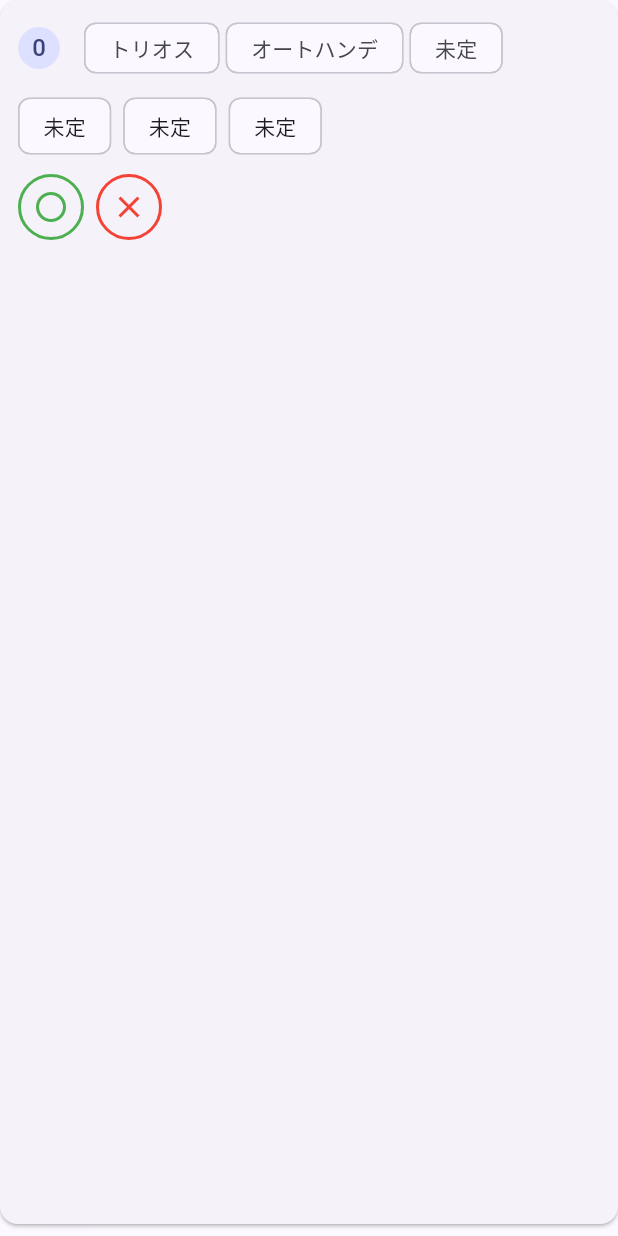
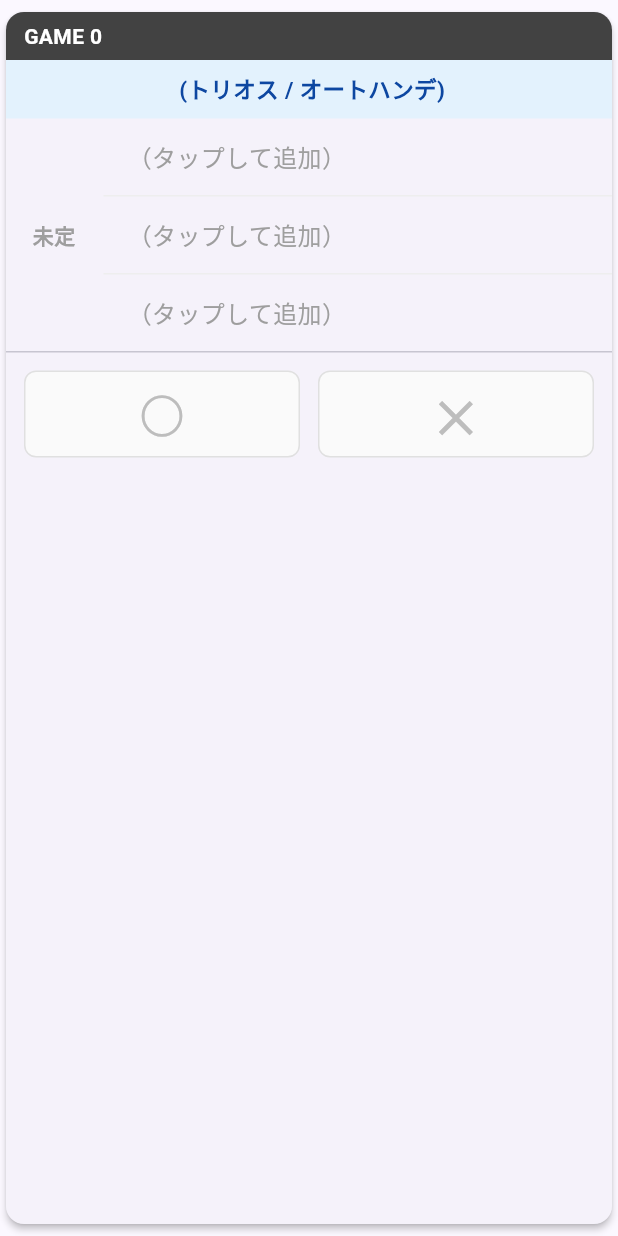
Before and after one commit to locotribe/hgl-order-sheet, a Flutter app: the _GameRow widget shown alone on an empty page, opened directly with sample values from the repository, on a phone screen of 412 x 824 dp. Run offline on Flutter 3.47's test engine with Material 3 defaults, Android fonts, the phone set to English and light mode, and no system bars; our stand-ins replace cloud_firestore, firebase_core; missing offline and left inert: dart:js_interop; accounts and stored records are empty; generated files the repository leaves out were written again.

Commit message:
feat: UI刷新：対戦カードの共通化とリザルトシートの操作性向上 (v1.3.0)
アプリ全体のUIをブラッシュアップし、特に対戦情報の表示とリザルトシート（結果入力）の視認性・操作性を改善しました。

- 共通コンポーネント `MatchInfoCard` を新規実装
  - リーグ規定（21:00開始、REMOTE表示等）に準拠した対戦カードUI。
  - マイページおよび出席確認画面で共通利用し、表示を統一。
- リザルトシート画面（ResultSheetScreen）の大幅刷新
  - ゲームごとの表示をチップ形式から、ヘッダー付きのカード形式に変更。
  - プレイヤー選択スロットを横幅いっぱいの行（Row）に変更し、タップしやすさを向上。
  - 勝敗入力ボタンを大型の「◯」「✕」パネルに変更。
  - 先攻・後攻、オートハンデ設定のラベル表示を整理。
- マイページ（MyPageScreen）の改善
  - 今週の試合セクションから直接「参加する」登録と「出席状況確認」への遷移を可能に。
  - ランキングやスタッツ（レーティング、勝敗）の文言・レイアウトを微調整。
- 出席確認画面（AttendanceScreen）の改善
  - オーダー自動編成の成功・失敗（ベストエフォート）時のフィードバック文言をわかりやすく修正。
  - 参加者一覧のアイコンカラーや配置を調整。
- 全体的な文言の統一（「人」→「名」への変更や、エラーメッセージの丁寧化など）。

Co-Authored-By: Claude Sonnet 3.5 <noreply@anthropic.com>

```diff
--- a/lib/screens/result_sheet_screen.dart
+++ b/lib/screens/result_sheet_screen.dart
@@ -1,3 +1,4 @@
+// [修正] リザルトシートのUI刷新（フラットなリスト型・大型ボタン化） (v.1.3)
 import 'package:flutter/material.dart';
 import 'package:provider/provider.dart';
 
@@ -16,7 +17,7 @@ import '../services/repositories/player_repository.dart';
 import '../services/repositories/week_repository.dart';
 import '../widgets/player_picker_sheet.dart';
 
-/// 画面3：リザルトシート（中心画面）— SPEC.md §4
+/// リザルトシート画面 SPEC.md対応
 class ResultSheetScreen extends StatefulWidget {
   const ResultSheetScreen({super.key});
 
@@ -35,12 +36,12 @@ class _ResultSheetScreenState extends State<ResultSheetScreen> {
     showDialog<void>(
       context: context,
       builder: (context) => AlertDialog(
-        title: const Text('変更できません'),
+        title: const Text('追加できません'),
         content: Text(reason),
         actions: [
           TextButton(
             onPressed: () => Navigator.of(context).pop(),
-            child: const Text('閉じる'),
+            child: const Text('OK'),
           ),
         ],
       ),
@@ -69,6 +70,7 @@ class _ResultSheetScreenState extends State<ResultSheetScreen> {
       counts: counts,
       currentOccupantId: currentOccupant,
     );
+
     if (selected == null || selected == currentOccupant) return;
     if (!mounted) return;
 
@@ -76,10 +78,11 @@ class _ResultSheetScreenState extends State<ResultSheetScreen> {
         counts.countFor(def.format, selected) -
             (selected == currentOccupant ? 1 : 0);
     final remaining = def.perPlayerCap - used;
+
     if (remaining <= 0) {
       final name = idToName[selected] ?? selected;
       _showReasonDialog(
-        '$nameさんは${formatLabel(def.format)}既に${def.perPlayerCap}回のため追加できません',
+        '$name さんは ${formatLabel(def.format)} に既に ${def.perPlayerCap} 回出場しているため追加できません。',
       );
       return;
     }
@@ -100,8 +103,7 @@ class _ResultSheetScreenState extends State<ResultSheetScreen> {
           final selectedName = idToName[selected] ?? selected;
           final otherName = idToName[other] ?? other;
           _showReasonDialog(
-            '$selectedNameさんと$otherNameさんは同ペアで既に$kMaxSamePairDoubles回組んでいるため、'
-            'これ以上組み合わせられません',
+            '$selectedName さんと $otherName さんのペアは既に $kMaxSamePairDoubles 回組んでいるため追加できません。',
           );
           return;
         }
@@ -138,12 +140,14 @@ class _ResultSheetScreenState extends State<ResultSheetScreen> {
     );
 
     if (game.number >= 11) return;
+
     final nextGame = allGames.firstWhere((g) => g.number == game.number + 1);
     final nextFirstThrow = newResult == GameResult.pending
         ? FirstThrow.undecided
         : (newResult == GameResult.win
         ? FirstThrow.second
         : FirstThrow.first);
+
     await _gameRepository.saveAssignment(
       weekId: week.id,
       slot: nextGame.copyWith(firstThrow: nextFirstThrow),
@@ -163,8 +167,9 @@ class _ResultSheetScreenState extends State<ResultSheetScreen> {
             return const Center(child: CircularProgressIndicator());
           }
           if (week == null) {
-            return const Center(child: Text('今週の試合予定はまだ登録されていません。'));
+            return const Center(child: Text('今週の試合情報がありません'));
           }
+
           return StreamBuilder<List<Player>>(
             stream: _playerRepository.watchAll(),
             builder: (context, playersSnap) {
@@ -177,6 +182,7 @@ class _ResultSheetScreenState extends State<ResultSheetScreen> {
                     stream: _attendanceRepository.watchAll(week.id),
                     builder: (context, attendanceSnap) {
                       final attendance = attendanceSnap.data ?? [];
+
                       final presentIds = attendance
                           .where((a) => a.present)
                           .map((a) => a.playerId)
@@ -213,9 +219,10 @@ class _ResultSheetScreenState extends State<ResultSheetScreen> {
                           final games = gamesSnap.data ?? [];
                           if (games.isEmpty) {
                             return const Center(
-                              child: Text('まだオーダーが生成されていません。出席確認画面から生成してください。'),
+                              child: Text('ゲームデータがありません'),
                             );
                           }
+
                           final wins = games
                               .where((g) => g.result == GameResult.win)
                               .length;
@@ -232,7 +239,7 @@ class _ResultSheetScreenState extends State<ResultSheetScreen> {
                                 ).colorScheme.primaryContainer,
                                 padding: const EdgeInsets.all(12),
                                 child: Text(
-                                  '現在のスコア: $wins勝 $losses敗',
+                                  '現在のスコア : $wins 勝 $losses 敗',
                                   style: const TextStyle(
                                     fontWeight: FontWeight.bold,
                                   ),
@@ -241,7 +248,7 @@ class _ResultSheetScreenState extends State<ResultSheetScreen> {
                               ),
                               Expanded(
                                 child: ListView.builder(
-                                  padding: const EdgeInsets.all(12),
+                                  padding: const EdgeInsets.all(8),
                                   itemCount: games.length,
                                   itemBuilder: (context, index) {
                                     final game = games[index];
@@ -318,115 +325,176 @@ class _GameRow extends StatelessWidget {
   @override
   Widget build(BuildContext context) {
     final slotCount = def.format.playerCount;
+    final handicapLabel =
+    def.handicap == HandicapType.auto ? 'オートハンデ' : 'ハンデなし';
+
     return Card(
-      margin: const EdgeInsets.only(bottom: 8),
-      child: Padding(
-        padding: const EdgeInsets.all(12),
+      clipBehavior: Clip.antiAlias,
+      margin: const EdgeInsets.symmetric(vertical: 8, horizontal: 4),
+      elevation: 2,
       child: Column(
-          crossAxisAlignment: CrossAxisAlignment.start,
+        crossAxisAlignment: CrossAxisAlignment.stretch,
         children: [
+          // 1. GAME Header (Dark Grey)
+          Container(
+            color: Colors.grey.shade800,
+            padding: const EdgeInsets.symmetric(vertical: 6, horizontal: 12),
+            child: Text(
+              'GAME ${game.number}',
+              style: const TextStyle(
+                color: Colors.white,
+                fontWeight: FontWeight.bold,
+                fontSize: 14,
+              ),
+            ),
+          ),
+          // 2. Sub Header (Light Blue)
+          Container(
+            color: Colors.blue.shade50,
+            padding: const EdgeInsets.symmetric(vertical: 8, horizontal: 12),
+            alignment: Alignment.center,
+            child: Text(
+              '${game.type} (${formatLabel(def.format)} / $handicapLabel)',
+              style: TextStyle(
+                color: Colors.blue.shade900,
+                fontWeight: FontWeight.bold,
+                fontSize: 15,
+              ),
+            ),
+          ),
+          // 3. Body (First Throw + Players)
           Row(
             children: [
-                CircleAvatar(radius: 14, child: Text('${game.number}')),
-                const SizedBox(width: 8),
-                Text(
-                  game.type,
-                  style: const TextStyle(fontWeight: FontWeight.bold),
+              // Left: 先攻 / 後攻
+              SizedBox(
+                width: 64,
+                child: Center(
+                  child: Text(
+                    _firstThrowLabel,
+                    style: TextStyle(
+                      fontSize: 14,
+                      fontWeight: FontWeight.bold,
+                      color: game.firstThrow == FirstThrow.undecided
+                          ? Colors.grey
+                          : (game.firstThrow == FirstThrow.first
+                          ? Colors.red.shade700
+                          : Colors.blue.shade700),
                     ),
-                const SizedBox(width: 8),
-                Chip(
-                  label: Text(formatLabel(def.format)),
-                  visualDensity: VisualDensity.compact,
                   ),
-                if (def.handicap == HandicapType.auto) ...[
-                  const SizedBox(width: 4),
-                  const Chip(
-                    label: Text('オートハンデ'),
-                    visualDensity: VisualDensity.compact,
                 ),
-                ],
-                const SizedBox(width: 4),
-                Chip(
-                  label: Text(_firstThrowLabel),
-                  visualDensity: VisualDensity.compact,
-                  backgroundColor: game.firstThrow == FirstThrow.undecided
-                      ? null
-                      : Colors.blue.withValues(alpha: 0.15),
+              ),
+              // Divider
+              Container(width: 1, color: Colors.grey.shade300),
+              // Center: プレイヤーリスト
+              Expanded(
+                child: Column(
+                  children: List.generate(slotCount, (i) {
+                    final id =
+                    game.assigned.length > i ? game.assigned[i] : null;
+                    final name = id == null || id.isEmpty
+                        ? '（タップして追加）'
+                        : (idToName[id] ?? '(不明)');
+                    final isGuest = id != null && (isGuestId[id] ?? false);
+
+                    return InkWell(
+                      onTap: () => onTapSlot(i),
+                      child: Container(
+                        width: double.infinity,
+                        padding: const EdgeInsets.symmetric(
+                            vertical: 14, horizontal: 16),
+                        decoration: BoxDecoration(
+                          border: i < slotCount - 1
+                              ? Border(
+                              bottom:
+                              BorderSide(color: Colors.grey.shade200))
+                              : null,
+                          color: isGuest
+                              ? Colors.amber.withValues(alpha: 0.1)
+                              : null,
+                        ),
+                        child: Text(
+                          isGuest ? '$name (ゲスト)' : name,
+                          style: TextStyle(
+                            fontSize: 16,
+                            color: id == null || id.isEmpty ? Colors.grey : Colors.black87,
+                          ),
+                        ),
+                      ),
+                    );
+                  }),
+                ),
               ),
             ],
           ),
-            const SizedBox(height: 8),
-            Wrap(
-              spacing: 8,
-              runSpacing: 4,
-              children: List.generate(slotCount, (i) {
-                final id = game.assigned.length > i ? game.assigned[i] : null;
-                final name = id == null
-                    ? '未定'
-                    : (idToName[id] ?? '(不明)');
-                final isGuest = id != null && (isGuestId[id] ?? false);
-                return ActionChip(
-                  label: Text(isGuest ? '$name（ゲスト）' : name),
-                  backgroundColor: isGuest
-                      ? Colors.amber.withValues(alpha: 0.15)
-                      : null,
-                  onPressed: () => onTapSlot(i),
-                );
-              }),
-            ),
-            const SizedBox(height: 8),
-            Row(
+          const Divider(height: 1, thickness: 1),
+          // 4. Bottom: Win/Loss Buttons
+          Padding(
+            padding: const EdgeInsets.all(12),
+            child: Row(
               children: [
-                _ResultButton(
-                  icon: Icons.circle_outlined,
+                Expanded(
+                  child: _ResultPanelButton(
+                    label: '◯',
+                    color: Colors.green,
                     selected: game.result == GameResult.win,
-                  color: Colors.green,
                     onTap: () => onTapResult(GameResult.win),
                   ),
-                const SizedBox(width: 8),
-                _ResultButton(
-                  icon: Icons.close,
+                ),
+                const SizedBox(width: 12),
+                Expanded(
+                  child: _ResultPanelButton(
+                    label: '✕',
+                    color: Colors.red,
                     selected: game.result == GameResult.loss,
-                  color: Colors.red,
                     onTap: () => onTapResult(GameResult.loss),
+                  ),
                 ),
               ],
             ),
+          ),
         ],
-        ),
       ),
     );
   }
 }
 
-class _ResultButton extends StatelessWidget {
-  const _ResultButton({
-    required this.icon,
+class _ResultPanelButton extends StatelessWidget {
+  const _ResultPanelButton({
+    required this.label,
+    required this.color,
     required this.selected,
-    required this.color,
     required this.onTap,
   });
 
-  final IconData icon;
+  final String label;
+  final Color color;
   final bool selected;
-  final Color color;
   final VoidCallback onTap;
 
   @override
   Widget build(BuildContext context) {
     return InkWell(
       onTap: onTap,
-      borderRadius: BorderRadius.circular(24),
+      borderRadius: BorderRadius.circular(8),
       child: Container(
-        width: 44,
-        height: 44,
+        padding: const EdgeInsets.symmetric(vertical: 8),
         alignment: Alignment.center,
         decoration: BoxDecoration(
-          shape: BoxShape.circle,
-          color: selected ? color.withValues(alpha: 0.2) : null,
-          border: Border.all(color: color, width: 2),
+          borderRadius: BorderRadius.circular(8),
+          color: selected ? color.withValues(alpha: 0.15) : Colors.grey.shade50,
+          border: Border.all(
+            color: selected ? color : Colors.grey.shade300,
+            width: selected ? 2 : 1,
           ),
-        child: Icon(icon, color: color, size: 24),
+        ),
+        child: Text(
+          label,
+          style: TextStyle(
+            fontSize: 28,
+            fontWeight: FontWeight.bold,
+            color: selected ? color : Colors.grey.shade400,
+          ),
+        ),
       ),
     );
   }
--- a/pubspec.yaml
+++ b/pubspec.yaml
@@ -2,7 +2,7 @@
 name: hgl_order_sheet
 description: "HGLオーダーシート — LOCO TRIBE用ダーツリーグ・オーダーシート管理アプリ（LIFF + Flutter Web + Firebase）"
 publish_to: 'none'
-version: 1.2.0+9
+version: 1.3.0+10
 
 environment:
   sdk: ^3.12.2
```
Also changed, not shown: lib/screens/attendance_screen.dart (+34 -34 lines), lib/screens/mypage_screen.dart (+55 -75 lines), lib/widgets/match_info_card.dart (added, +124 -0 lines). Lines whose indentation alone changed are shown as unchanged.
